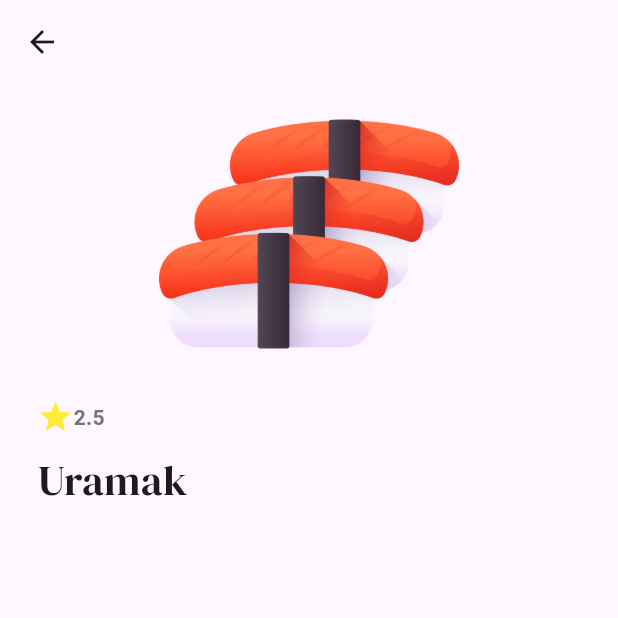
After one commit to Alfonzo-Kgakole/sushi-app, a Flutter app: the MenuPage screen opened by its route, after a tap on "Uramak", on a phone screen of 412 x 824 dp, the top half of it. The commit adds this screen. Run offline on Flutter 3.47's test engine with Material 2 defaults, Android fonts, the phone set to English and light mode, and no system bars; our stand-ins replace google_fonts.

Commit message:
starting to build the food details page

```diff
--- a/lib/components/foodTile.dart
+++ b/lib/components/foodTile.dart
@@ -4,26 +4,33 @@ import 'package:sushi_app/model/foodModel.dart';
 
 class FoodTile extends StatelessWidget {
   final Food food;
-  const FoodTile( {super.key, required this.food});
+  final void Function()? onTap;
+  const FoodTile({super.key, required this.food, required this.onTap});
 
   @override
   Widget build(BuildContext context) {
-    return  Container(
+    return GestureDetector(
+      onTap: onTap,
+      child: Container(
         decoration: BoxDecoration(
-        borderRadius: BorderRadius.circular(20),
-        color: Colors.grey[200]
-      ),
-      margin: EdgeInsets.only(left: 25),
+            borderRadius: BorderRadius.circular(20), color: Colors.grey[200]),
+        margin: const EdgeInsets.only(left: 25),
         padding: const EdgeInsets.all(25),
         child: Column(
           crossAxisAlignment: CrossAxisAlignment.start,
           children: [
             //images
-          Image.asset(food.imagePath,height: 100,),
+            Image.asset(
+              food.imagePath,
+              height: 100,
+            ),
             //text
-          Text(food.name, style: GoogleFonts.dmSerifDisplay(
+            Text(
+              food.name,
+              style: GoogleFonts.dmSerifDisplay(
                 fontSize: 20,
-          ),),
+              ),
+            ),
 
             SizedBox(
               width: 160,
@@ -33,15 +40,18 @@ class FoodTile extends StatelessWidget {
                    Text("\$" + food.price),
                   Row(
                     children: [
-                    const Icon(Icons.star, color: Colors.yellow,),
+                      const Icon(
+                        Icons.star,
+                        color: Colors.yellow,
+                      ),
                       Text(food.rating),
                     ],
                   )
                 ],
               ),
             ),
-
           ],
+        ),
       ),
     );
   }
--- /dev/null
+++ b/lib/pages/foodDetail.dart
@@ -0,0 +1,56 @@
+import 'package:flutter/material.dart';
+import 'package:google_fonts/google_fonts.dart';
+import 'package:sushi_app/model/foodModel.dart';
+
+class FoodDetail extends StatefulWidget {
+  final Food food;
+   FoodDetail({super.key, required this.food});
+
+  @override
+  State<FoodDetail> createState() => _FoodDetailState();
+}
+
+class _FoodDetailState extends State<FoodDetail> {
+  @override
+  Widget build(BuildContext context) {
+    return  Scaffold(
+      appBar: AppBar(
+        backgroundColor: Colors.transparent,
+        elevation: 0,
+      ),
+      body: Column(
+        children: [
+          Expanded(
+            child: Padding(
+              padding: const EdgeInsets.symmetric(horizontal:25.0),
+              child: ListView(
+                children: [
+                  //image
+                  Image.asset(widget.food.imagePath, height: 200,),
+
+                  const SizedBox(height: 10),
+
+                  //food rating
+                  Row(
+                    children: [
+                      Icon(Icons.star, color: Colors.yellow,),
+                      Text(widget.food.rating, style: TextStyle(
+                        fontWeight: FontWeight.bold,
+                        color: Colors.grey[600]
+                      ),),
+                    ],
+                  ),
+
+                  const SizedBox(height: 10,),
+                  //food name
+                  Text(widget.food.name, style: GoogleFonts.dmSerifDisplay(fontSize: 28),)
+                  //food description
+                ],
+              ),
+            ),
+          )
+        ],
+      ),
+    );
+  }
+}
--- a/lib/pages/menuPage.dart
+++ b/lib/pages/menuPage.dart
@@ -4,6 +4,7 @@ import 'package:google_fonts/google_fonts.dart';
 import 'package:sushi_app/components/button.dart';
 import 'package:sushi_app/components/foodTile.dart';
 import 'package:sushi_app/model/foodModel.dart';
+import 'package:sushi_app/pages/foodDetail.dart';
 import 'package:sushi_app/utils/colors.dart';
 
 class MenuPage extends StatefulWidget {
@@ -20,19 +21,25 @@ class _MenuPageState extends State<MenuPage> {
         imagePath: "assets/images/sushi1.png",
         price: "45",
         rating: "2.5"),
-
     Food(
         name: "Nigiri",
         imagePath: "assets/images/sushi2.png",
         price: "45",
         rating: "5"),
-
     Food(
         name: "Temaki",
         imagePath: "assets/images/sushi3.png",
         price: "14",
         rating: "4.5"),
   ];
+
+  //navigate to food page detail
+  void navigateToFoodDetail(int index) {
+    Navigator.push(
+        context, MaterialPageRoute(builder: (context) =>  FoodDetail(
+          food: foodMenu[index],)));
+  }
+
   @override
   Widget build(BuildContext context) {
     return Scaffold(
@@ -53,8 +60,8 @@ class _MenuPageState extends State<MenuPage> {
         crossAxisAlignment: CrossAxisAlignment.start,
         children: [
           Container(
-            padding: EdgeInsets.all(25),
-            margin: EdgeInsets.symmetric(horizontal: 25),
+            padding: const EdgeInsets.all(25),
+            margin: const EdgeInsets.symmetric(horizontal: 25),
             decoration: BoxDecoration(
                 borderRadius: BorderRadius.circular(20),
                 color: AppColors.primaryColor),
@@ -118,27 +125,34 @@ class _MenuPageState extends State<MenuPage> {
             child: ListView.builder(
               scrollDirection: Axis.horizontal,
               itemCount: foodMenu.length,
-              itemBuilder: (context, index) =>  FoodTile(
+              itemBuilder: (context, index) => FoodTile(
                 food: foodMenu[index],
+                onTap: () {
+                  navigateToFoodDetail(index);
+                },
               ),
             ),
           ),
-          const SizedBox(height: 25,),
+          const SizedBox(
+            height: 25,
+          ),
           Container(
             decoration: BoxDecoration(
-              color: Colors.white,
-              borderRadius: BorderRadius.circular(20)
-            ),
+                color: Colors.white, borderRadius: BorderRadius.circular(20)),
             padding: EdgeInsets.all(20),
-            margin: const EdgeInsets.only(left: 20,right: 20,bottom: 20),
+            margin: const EdgeInsets.only(left: 20, right: 20, bottom: 20),
             child: Row(
               mainAxisAlignment: MainAxisAlignment.spaceBetween,
               children: [
                 Row(
                   children: [
-                    Image.asset("assets/images/sushi3.png",height: 100,),
-
-                    const SizedBox(width: 10,),
+                    Image.asset(
+                      "assets/images/sushi3.png",
+                      height: 100,
+                    ),
+                    const SizedBox(
+                      width: 10,
+                    ),
                   ],
                 ),
                 //name and price
@@ -146,19 +160,22 @@ class _MenuPageState extends State<MenuPage> {
                   //crossAxisAlignment: CrossAxisAlignment.start,
                   children: [
                     //name
-                    Text("Salmon Egg", style: GoogleFonts.dmSerifDisplay(
-                      fontSize: 20,
-                      color: Colors.grey[600]
-                    )
-                    ),
-                    Text("\$21.00", style: TextStyle(
+                    Text("Salmon Egg",
+                        style: GoogleFonts.dmSerifDisplay(
+                            fontSize: 20, color: Colors.grey[600])),
+                    Text(
+                      "\$21.00",
+                      style: TextStyle(
                           fontSize: 20,
                           fontWeight: FontWeight.bold,
-                      color: Colors.grey[900]
-                    ),)
+                          color: Colors.grey[900]),
+                    )
                   ],
                 ),
-                const Icon(Icons.favorite, color: Colors.red,)
+                const Icon(
+                  Icons.favorite,
+                  color: Colors.red,
+                )
               ],
             ),
           )
```
Lines whose indentation alone changed are shown as unchanged.
